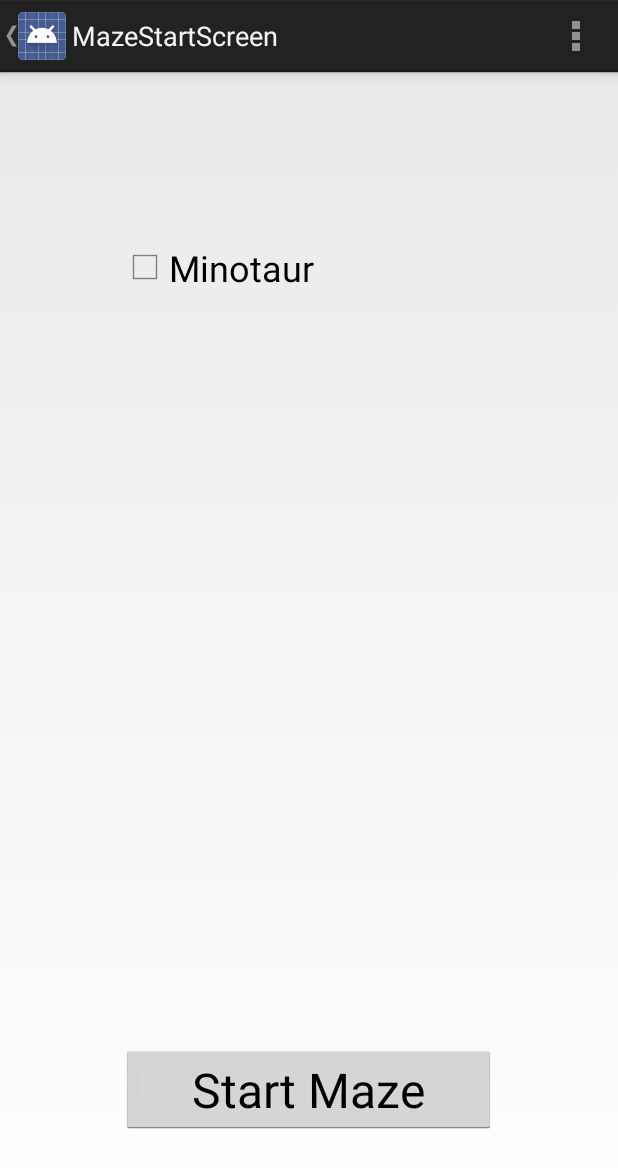
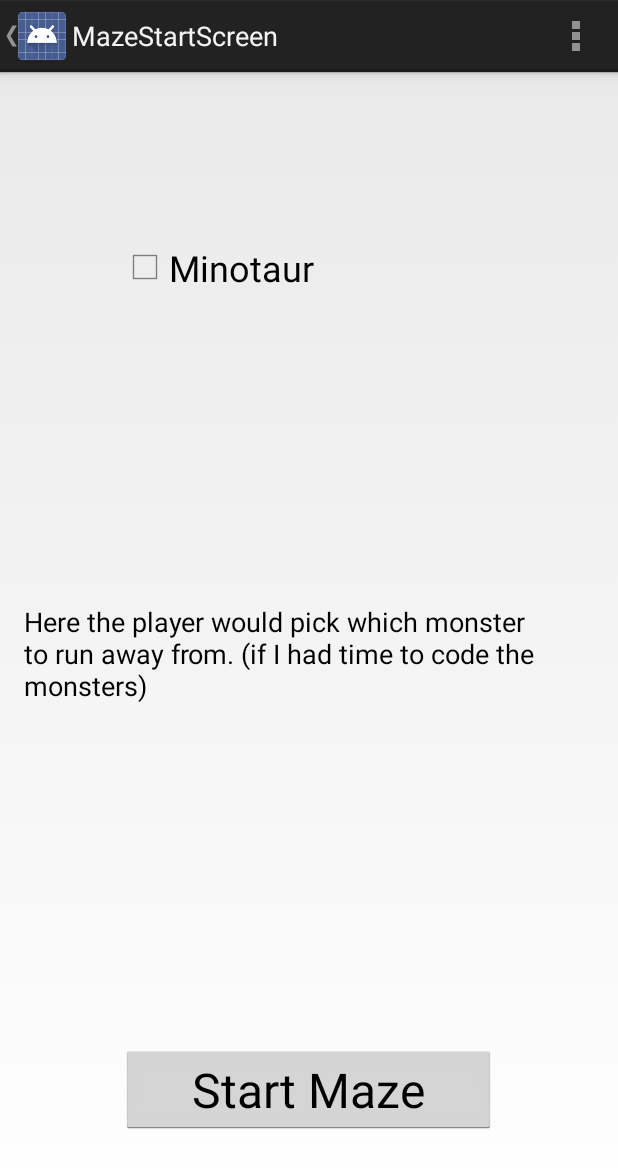
Before and after one commit to jwielenga20/MazeGame, an Android app: the MazeStartScreen screen opened directly, with no data from a screen before it, on a phone screen of 412 x 824 dp. Shown: the top 1168 px of the screen. Run offline under Robolectric (Android 15) with nearby library versions, the phone set to English and light mode, and no system bars.

Commit message:
DONE!!! FINAL UPLOADE!!!

```diff
--- a/app/src/main/res/layout/activity_maze_start_screen.xml
+++ b/app/src/main/res/layout/activity_maze_start_screen.xml
@@ -30,4 +30,13 @@
         android:checked="false"
         android:textSize="24dp" />
 
+    <TextView
+        android:layout_width="wrap_content"
+        android:layout_height="wrap_content"
+        android:textAppearance="?android:attr/textAppearanceMedium"
+        android:text="Here the player would pick which monster to run away from. (if I had time to code the monsters)"
+        android:id="@+id/monsterSelect"
+        android:layout_centerVertical="true"
+        android:layout_centerHorizontal="true" />
+
 </RelativeLayout>
--- a/app/src/main/res/values/strings.xml
+++ b/app/src/main/res/values/strings.xml
@@ -5,6 +5,7 @@
     <string name="title_activity_monster_screen">MonsterScreen</string>
     <string name="reset_game">Reset Game</string>
     <string name="game_over">Game Over!</string>
+    <string name="moves_made">Moves made: %1$d</string>
     <string name="hello_world">Hello world!</string>
     <string name="action_settings">Settings</string>
     <string name="title_activity_maze_start_screen">MazeStartScreen</string>
```
Also changed, not shown: app/src/main/java/edu/augustana/csc490/gamestarter/MainGameView.java (+4 -5 lines), app/src/main/res/layout/activity_monster_screen.xml (+6 -2 lines), 1 other file.
